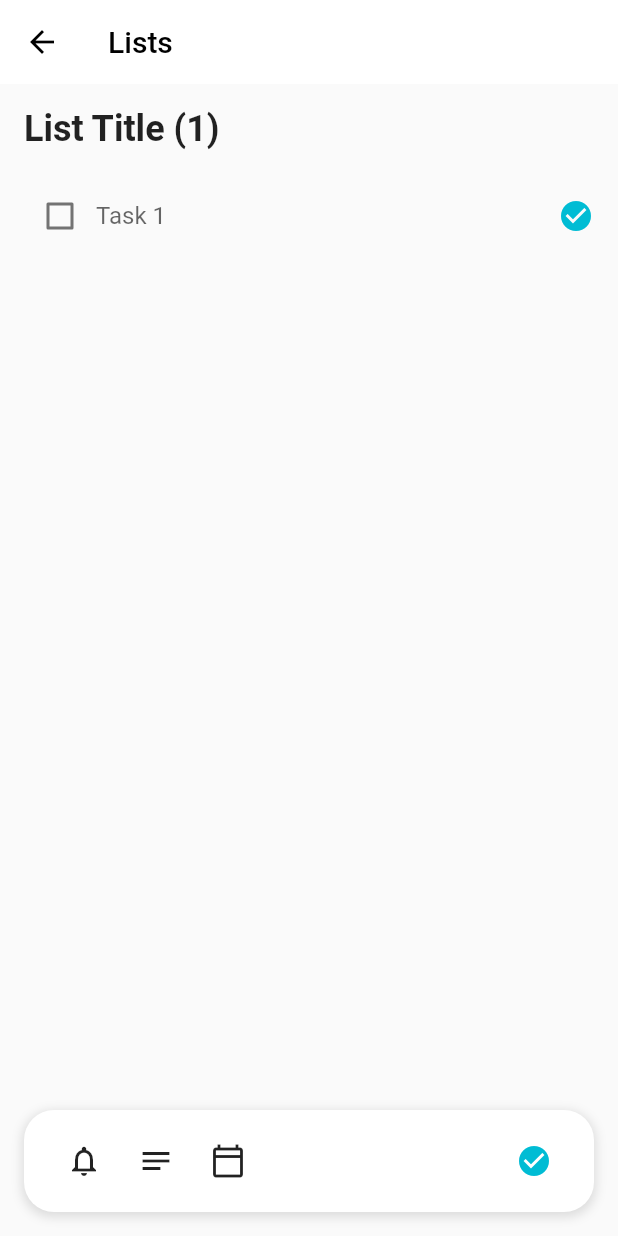
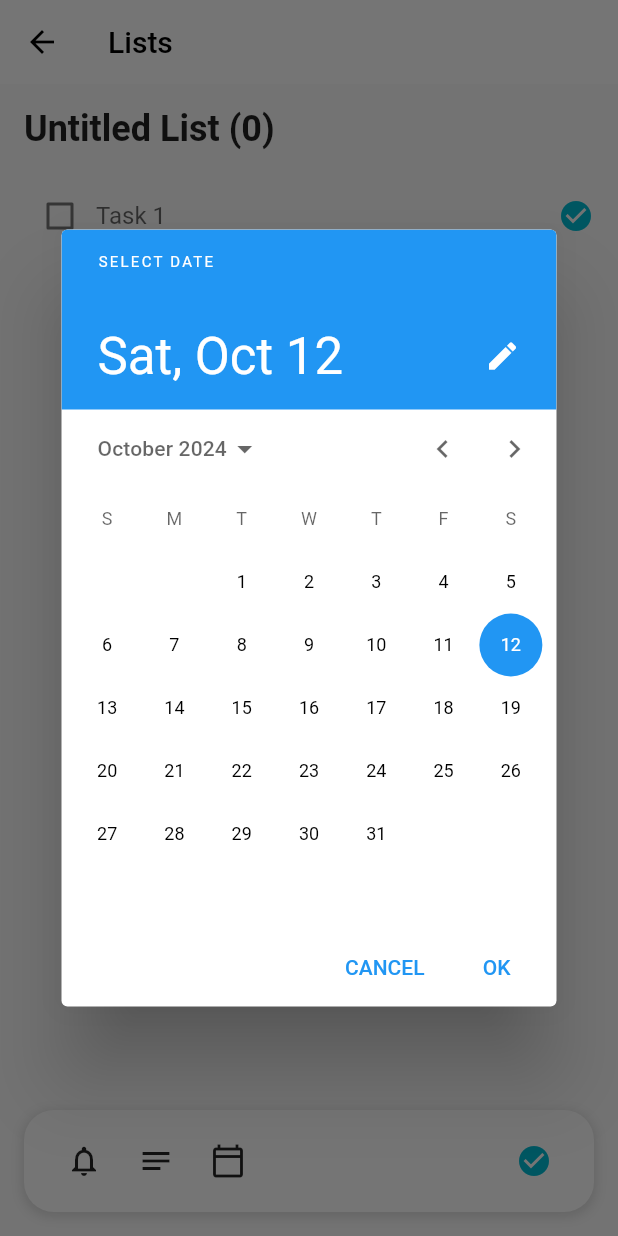
Before and after one commit to zakaria90024/deeplaid_apps_models, a Flutter app: the ListEditScreen screen opened directly, after a tap on "Add a Task", after a tap on the "calendar today" icon, on a phone screen of 412 x 824 dp. Run offline on Flutter 3.47's test engine with Material 2 defaults, Android fonts, the light colour scheme and no system bars; our stand-ins replace fl_chart, flutter_local_notifications, fluttertoast, searchfield, shared_preferences, sqflite; missing offline and left inert: flutter_sensors; accounts and stored records are empty.

Commit message:
day2 - 19-Feb-2023, 20Feb- Otp, Post Request, 22-DashBoard Design full end.
26-Feb-2023 - Sync Page added. Doctor database Created. stored sql data sqflite.change. delete and insert, data duplicate not solve, data duplicate solve. solve 1, Store Data in sql, update some, error, depot add database. Login api pass data.
> Login Shareprefarance
> State Save,
> Logout Dialog, database design
custom design
> error solve
> get data from sqlite
> doctor list get from local db
> added autocompleatesd
> Dropdown Search, group, product, dialog item added group wise, search add, add qty system, home, products, order list add, details order created, login table created file, text design

--dashboard desing for ios v2
tab solved
tab divied solve

dashboard desing ios, update, tabLayout
--Total Count
--MVP Use in Flutter
--not calculation
--upload update date
--link dashboard
--sensor Tracking Flutter
--update sensor + link3
--calender

```diff
--- a/lib/task_link3/add_task.dart
+++ b/lib/task_link3/add_task.dart
@@ -37,7 +37,7 @@ class _ListEditScreenState extends State<ListEditScreen> {
               controller: _controller,
               onChanged: (value) {
                 setState(() {
-                  listTitle = value.isNotEmpty ? "$value (${_controller.text.length})" : "Untitled List (0)";
+                  listTitle = value.isNotEmpty ? "$value" : "Untitled List (0)";
                 });
               },
               decoration: InputDecoration(
@@ -69,10 +69,10 @@ class _ListEditScreenState extends State<ListEditScreen> {
           onTap: () {
             Navigator.pushReplacement(
               context,
-              MaterialPageRoute(builder: (context) => AddTaskItemInput()),
+              MaterialPageRoute(builder: (context) => AddTaskItemInput(listTitle: listTitle)),
             );
             // Add your onTap action here
-            print('Add a Task tapped');
+            print('Add a Task tapped'+listTitle);
           },
           child: Container(
             padding: EdgeInsets.symmetric(vertical: 12, horizontal: 16),
--- a/lib/task_link3/add_task_item.dart
+++ b/lib/task_link3/add_task_item.dart
@@ -1,6 +1,12 @@
 import 'package:flutter/material.dart';
+import 'package:flutter_local_notifications/flutter_local_notifications.dart';
+import 'package:intl/intl.dart';
 
 class AddTaskItemInput extends StatefulWidget {
+  final String listTitle;
+
+  AddTaskItemInput({required this.listTitle});
+
   @override
   _TaskInputScreenState createState() => _TaskInputScreenState();
 }
@@ -8,6 +14,74 @@ class AddTaskItemInput extends StatefulWidget {
 class _TaskInputScreenState extends State<AddTaskItemInput> {
   bool _isChecked = false;
   TextEditingController _taskController = TextEditingController();
+  DateTime? _selectedDate;
+  FlutterLocalNotificationsPlugin flutterLocalNotificationsPlugin =
+      FlutterLocalNotificationsPlugin();
+
+  // Function to open date picker and handle date selection
+  Future<void> _selectDate(BuildContext context) async {
+    final DateTime? pickedDate = await showDatePicker(
+      context: context,
+      initialDate: DateTime.now(), // Current date as the default
+      firstDate: DateTime(2000), // The earliest date allowed
+      lastDate: DateTime(2100), // The latest date allowed
+    );
+
+    if (pickedDate != null && pickedDate != _selectedDate) {
+      setState(() {
+        _selectedDate = pickedDate; // Update the selected date
+      });
+    }
+  }
+
+
+
+  @override
+  void initState() {
+    super.initState();
+    // Initialize notification settings
+    final initializationSettingsAndroid =
+        AndroidInitializationSettings('@drawable/logo');
+    final initializationSettings = InitializationSettings(
+      android: initializationSettingsAndroid,
+    );
+
+    flutterLocalNotificationsPlugin.initialize(
+      initializationSettings,
+    );
+
+
+  }
+
+  // Function to show notification
+  Future<void> _showNotification() async {
+    const androidDetails = AndroidNotificationDetails(
+      'channelId',
+      'channelName',
+      importance: Importance.high,
+      priority: Priority.high,
+      ticker: 'ticker',
+    );
+
+    const platformChannelSpecifics =
+        NotificationDetails(android: androidDetails);
+
+    await flutterLocalNotificationsPlugin.show(
+      0, // Notification ID
+      'Reminder',
+      'Today is the day!',
+      platformChannelSpecifics,
+      payload: 'Notification Payload',
+    );
+  }
+
+  // Function to check if selected date is today
+  bool _isToday(DateTime date) {
+    final now = DateTime.now();
+    return now.year == date.year &&
+        now.month == date.month &&
+        now.day == date.day;
+  }
 
   @override
   Widget build(BuildContext context) {
@@ -34,7 +108,7 @@ class _TaskInputScreenState extends State<AddTaskItemInput> {
               crossAxisAlignment: CrossAxisAlignment.start,
               children: [
                 Text(
-                  'List Title (1)',
+                  widget.listTitle,
                   style: TextStyle(
                     fontSize: 24,
                     fontWeight: FontWeight.bold,
@@ -91,6 +165,15 @@ class _TaskInputScreenState extends State<AddTaskItemInput> {
                   IconButton(
                     icon: Icon(Icons.notifications_outlined),
                     onPressed: () {
+                      if (_selectedDate != null && _isToday(_selectedDate!)) {
+                        _showNotification();
+                        print("sdfsdf");// Show notification if the date is today
+                      } else {
+                        ScaffoldMessenger.of(context).showSnackBar(
+                          SnackBar(
+                              content: Text('Selected date is not today!')),
+                        );
+                      }
                       // Action for notification icon
                     },
                   ),
@@ -103,7 +186,7 @@ class _TaskInputScreenState extends State<AddTaskItemInput> {
                   IconButton(
                     icon: Icon(Icons.calendar_today_outlined),
                     onPressed: () {
-                      // Action for calendar icon
+                      _selectDate(context);
                     },
                   ),
                   Spacer(),
@@ -113,6 +196,13 @@ class _TaskInputScreenState extends State<AddTaskItemInput> {
                       // Action for adding task
                     },
                   ),
+                  SizedBox(height: 20), // Space between row and date text
+                  if (_selectedDate != null) // Only show if date is selected
+                    Text(
+                      '${DateFormat.yMMMd().format(_selectedDate!)}',
+                      style:
+                          TextStyle(fontSize: 16, fontWeight: FontWeight.bold),
+                    ),
                 ],
               ),
             ),
--- a/pubspec.yaml
+++ b/pubspec.yaml
@@ -44,7 +44,7 @@ dependencies:
   intl: ^0.17.0
   flutter_sensors: ^1.0.1
   fl_chart: ^0.55.0
-
+  flutter_local_notifications: ^12.0.4
 
   # display suggestions for text fields
   flutter_typeahead: ^3.0.0-nullsafety.0
```
Also changed, not shown: pubspec.lock, 2 other files.
